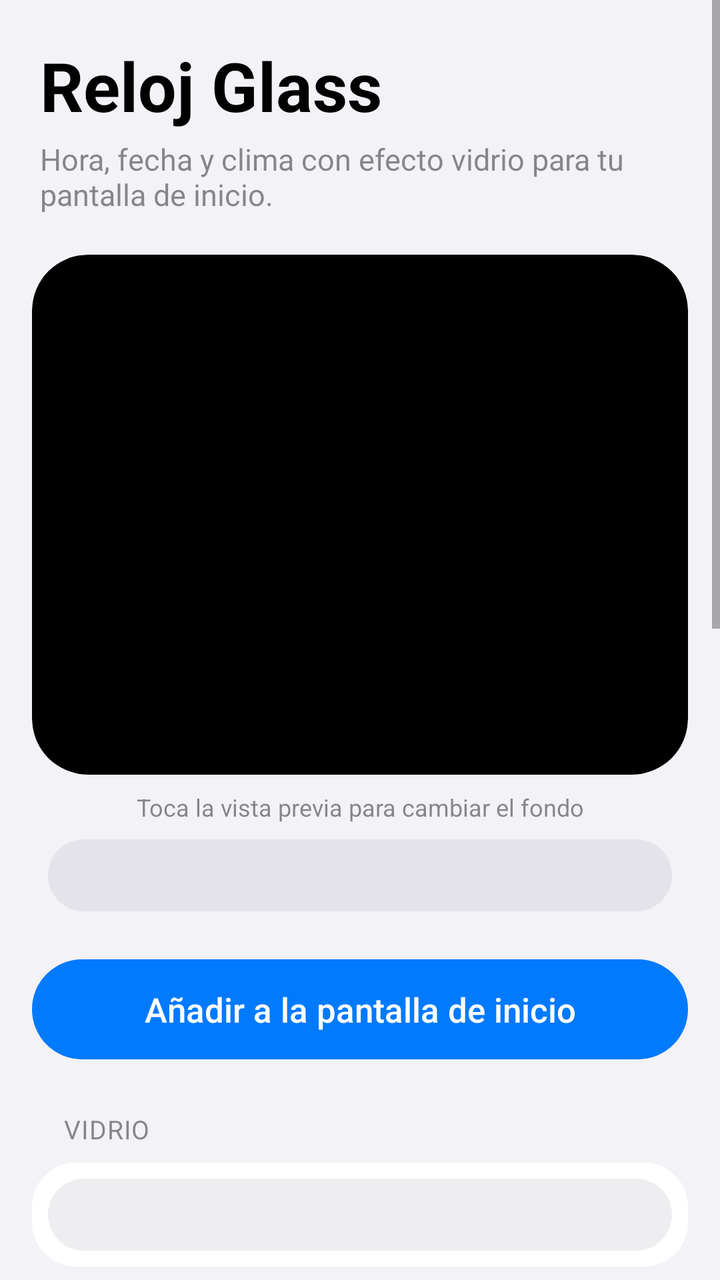
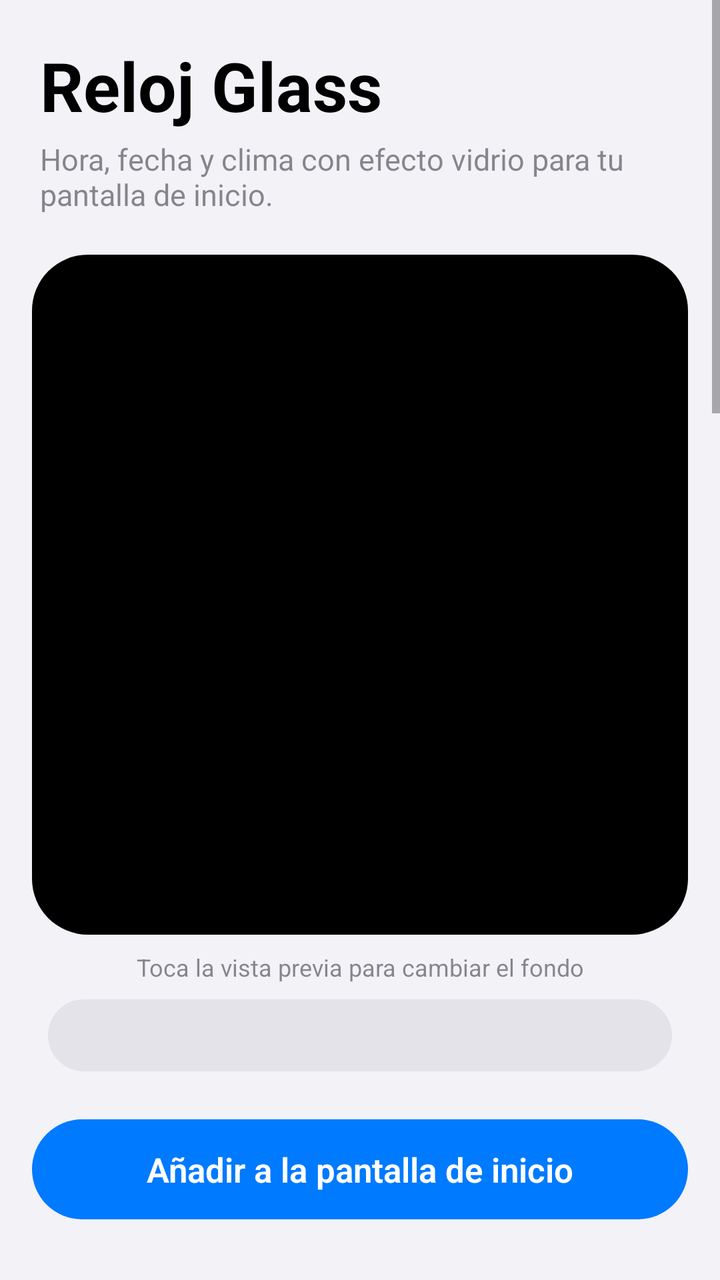

An Android layout rendered at two revisions. The XML below is the earlier revision; the diff shows what the commit changed to produce the second picture.
<!-- AndroidManifest.xml: application theme Theme.IOSDroid -->
<!-- res/layout/activity_main.xml -->
<?xml version="1.0" encoding="utf-8"?>
<ScrollView xmlns:android="http://schemas.android.com/apk/res/android"
    android:id="@+id/scroll"
    android:layout_width="match_parent"
    android:layout_height="match_parent"
    android:background="@color/ios_bg"
    android:clipToPadding="false"
    android:fillViewport="true">

    <LinearLayout
        android:id="@+id/content"
        android:layout_width="match_parent"
        android:layout_height="wrap_content"
        android:orientation="vertical"
        android:paddingStart="16dp"
        android:paddingEnd="16dp"
        android:paddingBottom="32dp">

        <TextView
            android:layout_width="match_parent"
            android:layout_height="wrap_content"
            android:layout_marginTop="20dp"
            android:fontFamily="sans-serif"
            android:paddingStart="4dp"
            android:text="@string/title"
            android:textColor="@color/ios_label"
            android:textSize="34sp"
            android:textStyle="bold" />

        <TextView
            android:layout_width="match_parent"
            android:layout_height="wrap_content"
            android:layout_marginTop="4dp"
            android:paddingStart="4dp"
            android:text="@string/subtitle"
            android:textColor="@color/ios_secondary"
            android:textSize="15sp" />

        
        <FrameLayout
            android:id="@+id/preview_wall"
            android:layout_width="match_parent"
            android:layout_height="260dp"
            android:layout_marginTop="20dp"
            android:background="@drawable/preview_frame"
            android:clipToOutline="true">

            <FrameLayout
                android:id="@+id/preview_slot"
                android:layout_width="230dp"
                android:layout_height="196dp"
                android:layout_gravity="center" />

            <View
                android:id="@+id/preview_touch"
                android:layout_width="match_parent"
                android:layout_height="match_parent"
                android:background="?android:attr/selectableItemBackground"
                android:contentDescription="@string/preview_hint" />
        </FrameLayout>

        <TextView
            android:layout_width="match_parent"
            android:layout_height="wrap_content"
            android:layout_marginTop="8dp"
            android:gravity="center"
            android:text="@string/preview_hint"
            android:textColor="@color/ios_secondary"
            android:textSize="12sp" />

        <LinearLayout
            android:id="@+id/seg_size"
            style="@style/Segmented"
            android:layout_marginStart="0dp"
            android:layout_marginTop="12dp"
            android:layout_marginEnd="0dp" />

        <TextView
            android:id="@+id/pin"
            android:layout_width="match_parent"
            android:layout_height="50dp"
            android:layout_marginTop="16dp"
            android:background="@drawable/pill_button"
            android:fontFamily="sans-serif"
            android:gravity="center"
            android:text="@string/add_to_home"
            android:textFontWeight="500"
            android:textColor="#FFFFFFFF"
            android:textSize="17sp" />

        <TextView
            style="@style/SectionHeader"
            android:text="@string/section_glass" />

        <LinearLayout style="@style/Card">

            <LinearLayout
                android:id="@+id/seg_glass"
                style="@style/Segmented" />
        </LinearLayout>

        <TextView
            style="@style/SectionHeader"
            android:text="@string/section_text" />

        <LinearLayout style="@style/Card">

            <LinearLayout
                android:id="@+id/seg_text"
                style="@style/Segmented" />
        </LinearLayout>

        <TextView
            style="@style/SectionHeader"
            android:text="@string/section_location" />

        <LinearLayout style="@style/Card">

            <LinearLayout
                android:layout_width="match_parent"
                android:layout_height="wrap_content"
                android:gravity="center_vertical"
                android:minHeight="50dp"
                android:orientation="horizontal"
                android:paddingStart="16dp"
                android:paddingEnd="16dp">

                <TextView
                    android:layout_width="wrap_content"
                    android:layout_height="wrap_content"
                    android:text="@string/city"
                    android:textColor="@color/ios_label"
                    android:textSize="17sp" />

                <TextView
                    android:id="@+id/city_value"
                    android:layout_width="0dp"
                    android:layout_height="wrap_content"
                    android:layout_marginStart="12dp"
                    android:layout_weight="1"
                    android:ellipsize="end"
                    android:gravity="end"
                    android:singleLine="true"
                    android:text="@string/not_set"
                    android:textColor="@color/ios_secondary"
                    android:textSize="17sp" />
            </LinearLayout>

            <View style="@style/Separator" />

            <TextView
                android:id="@+id/use_location"
                style="@style/Row"
                android:text="@string/use_my_location"
                android:textColor="@color/ios_blue" />

            <View style="@style/Separator" />

            <EditText
                android:id="@+id/search"
                android:layout_width="match_parent"
                android:layout_height="50dp"
                android:background="@null"
                android:hint="@string/search_city_hint"
                android:imeOptions="actionSearch"
                android:importantForAutofill="no"
                android:inputType="textCapWords"
                android:paddingStart="16dp"
                android:paddingEnd="16dp"
                android:singleLine="true"
                android:textColor="@color/ios_label"
                android:textColorHint="@color/ios_secondary"
                android:textSize="17sp" />

            <LinearLayout
                android:id="@+id/results"
                android:layout_width="match_parent"
                android:layout_height="wrap_content"
                android:orientation="vertical" />

            <View style="@style/Separator" />

            <TextView
                android:id="@+id/refresh"
                style="@style/Row"
                android:text="@string/refresh_now"
                android:textColor="@color/ios_blue" />
        </LinearLayout>

        <TextView
            style="@style/SectionHeader"
            android:text="@string/section_units" />

        <LinearLayout style="@style/Card">

            <LinearLayout
                android:id="@+id/seg_unit"
                style="@style/Segmented" />
        </LinearLayout>

        <TextView
            android:id="@+id/status"
            android:layout_width="match_parent"
            android:layout_height="wrap_content"
            android:layout_marginTop="20dp"
            android:paddingStart="16dp"
            android:paddingEnd="16dp"
            android:text="@string/status_never"
            android:textColor="@color/ios_secondary"
            android:textSize="13sp" />

        <TextView
            android:layout_width="match_parent"
            android:layout_height="wrap_content"
            android:layout_marginTop="12dp"
            android:paddingStart="16dp"
            android:paddingEnd="16dp"
            android:text="@string/footer"
            android:textColor="@color/ios_secondary"
            android:textSize="13sp" />
    </LinearLayout>
</ScrollView>
<!-- resources referenced by this layout -->
<resources>
  <style name="Row">
          <item name="android:layout_width">match_parent</item>
          <item name="android:layout_height">wrap_content</item>
          <item name="android:minHeight">50dp</item>
          <item name="android:gravity">center_vertical</item>
          <item name="android:paddingStart">16dp</item>
          <item name="android:paddingEnd">16dp</item>
          <item name="android:textSize">17sp</item>
          <item name="android:textColor">@color/ios_label</item>
          <item name="android:background">?android:attr/selectableItemBackground</item>
      </style>
  <!-- unchanged entries left out for length: 31 -->
</resources>

<!-- the commit's change to res/layout/activity_main.xml (unified diff, before → after) -->
@@ -16,6 +16,7 @@
         android:paddingEnd="16dp"
         android:paddingBottom="32dp">
 
+        
         <TextView
             android:layout_width="match_parent"
             android:layout_height="wrap_content"
@@ -27,6 +28,7 @@
             android:textSize="34sp"
             android:textStyle="bold" />
 
+        
         <TextView
             android:layout_width="match_parent"
             android:layout_height="wrap_content"
@@ -40,22 +42,20 @@
         <FrameLayout
             android:id="@+id/preview_wall"
             android:layout_width="match_parent"
-            android:layout_height="260dp"
+            android:layout_height="340dp"
             android:layout_marginTop="20dp"
-            android:background="@drawable/preview_frame"
-            android:clipToOutline="true">
+            android:background="@drawable/preview_frame">
 
             <FrameLayout
                 android:id="@+id/preview_slot"
-                android:layout_width="230dp"
-                android:layout_height="196dp"
+                android:layout_width="222dp"
+                android:layout_height="273dp"
                 android:layout_gravity="center" />
 
             <View
                 android:id="@+id/preview_touch"
                 android:layout_width="match_parent"
                 android:layout_height="match_parent"
-                android:background="?android:attr/selectableItemBackground"
                 android:contentDescription="@string/preview_hint" />
         </FrameLayout>
 
@@ -84,8 +84,8 @@
             android:fontFamily="sans-serif"
             android:gravity="center"
             android:text="@string/add_to_home"
-            android:textFontWeight="500"
             android:textColor="#FFFFFFFF"
+            android:textFontWeight="600"
             android:textSize="17sp" />
 
         <TextView
@@ -109,6 +109,35 @@
                 android:id="@+id/seg_text"
                 style="@style/Segmented" />
         </LinearLayout>
+
+        <TextView
+            style="@style/SectionHeader"
+            android:text="@string/section_font" />
+
+        <LinearLayout style="@style/Card">
+
+            <HorizontalScrollView
+                android:id="@+id/font_scroll"
+                android:layout_width="match_parent"
+                android:layout_height="wrap_content"
+                android:clipToPadding="false"
+                android:paddingStart="12dp"
+                android:paddingTop="12dp"
+                android:paddingEnd="4dp"
+                android:paddingBottom="12dp"
+                android:scrollbars="none">
+
+                <LinearLayout
+                    android:id="@+id/fonts"
+                    android:layout_width="wrap_content"
+                    android:layout_height="wrap_content"
+                    android:orientation="horizontal" />
+            </HorizontalScrollView>
+        </LinearLayout>
+
+        <TextView
+            style="@style/Footnote"
+            android:text="@string/font_note" />
 
         <TextView
             style="@style/SectionHeader"
@@ -199,24 +228,76 @@
         </LinearLayout>
 
         <TextView
+            style="@style/SectionHeader"
+            android:text="@string/section_saver" />
+
+        <LinearLayout style="@style/Card">
+
+            <TextView
+                android:id="@+id/open_clock"
+                style="@style/Row.Disclosure"
+                android:text="@string/clock_mode" />
+
+            <View style="@style/Separator" />
+
+            <LinearLayout
+                android:id="@+id/seg_saver_bg"
+                style="@style/Segmented" />
+
+            <View style="@style/Separator" />
+
+            <LinearLayout
+                android:id="@+id/dim_row"
+                android:layout_width="match_parent"
+                android:layout_height="wrap_content"
+                android:background="@drawable/row_highlight"
+                android:gravity="center_vertical"
+                android:minHeight="50dp"
+                android:orientation="horizontal"
+                android:paddingStart="16dp"
+                android:paddingEnd="16dp">
+
+                <TextView
+                    android:layout_width="0dp"
+                    android:layout_height="wrap_content"
+                    android:layout_weight="1"
+                    android:text="@string/saver_dim"
+                    android:textColor="@color/ios_label"
+                    android:textSize="17sp" />
+
+                <Switch
+                    android:id="@+id/dim_switch"
+                    android:layout_width="wrap_content"
+                    android:layout_height="wrap_content"
+                    android:contentDescription="@string/saver_dim_hint"
+                    android:showText="false"
+                    android:switchMinWidth="51dp"
+                    android:thumb="@drawable/ios_switch_thumb"
+                    android:track="@drawable/ios_switch_track" />
+            </LinearLayout>
+
+            <View
+                android:id="@+id/dream_sep"
+                style="@style/Separator" />
+
+            <TextView
+                android:id="@+id/dream_settings"
+                style="@style/Row.Disclosure"
+                android:text="@string/dream_settings" />
+        </LinearLayout>
+
+        <TextView
+            style="@style/Footnote"
+            android:text="@string/saver_note" />
+
+        <TextView
             android:id="@+id/status"
-            android:layout_width="match_parent"
-            android:layout_height="wrap_content"
-            android:layout_marginTop="20dp"
-            android:paddingStart="16dp"
-            android:paddingEnd="16dp"
-            android:text="@string/status_never"
-            android:textColor="@color/ios_secondary"
-            android:textSize="13sp" />
-
-        <TextView
-            android:layout_width="match_parent"
-            android:layout_height="wrap_content"
-            android:layout_marginTop="12dp"
-            android:paddingStart="16dp"
-            android:paddingEnd="16dp"
-            android:text="@string/footer"
-            android:textColor="@color/ios_secondary"
-            android:textSize="13sp" />
+            style="@style/Footnote"
+            android:layout_marginTop="24dp"
+            android:text="@string/status_never" />
+
+        <TextView
+            style="@style/Footnote"
+            android:text="@string/footer" />
     </LinearLayout>
 </ScrollView>
<!-- resource entries referenced after the edit -->
@@ -1,5 +1,62 @@
 <!-- resources referenced by this layout -->
 <resources>
+  <!-- drawable ios_switch_thumb (drawable) -->
+  <?xml version="1.0" encoding="utf-8"?>
+  <layer-list xmlns:android="http://schemas.android.com/apk/res/android">
+      <item android:bottom="1dp" android:left="2dp" android:right="2dp" android:top="3dp">
+          <shape android:shape="oval">
+              <solid android:color="#26000000" />
+              <size android:width="27dp" android:height="27dp" />
+          </shape>
+      </item>
+      <item android:bottom="2dp" android:left="2dp" android:right="2dp" android:top="2dp">
+          <shape android:shape="oval">
+              <solid android:color="#FFFFFFFF" />
+              <size android:width="27dp" android:height="27dp" />
+          </shape>
+      </item>
+  </layer-list>
+  <!-- drawable ios_switch_track (drawable) -->
+  <?xml version="1.0" encoding="utf-8"?>
+  <selector xmlns:android="http://schemas.android.com/apk/res/android">
+      <item android:state_checked="true">
+          <shape android:shape="rectangle">
+              <solid android:color="@color/ios_green" />
+              <corners android:radius="16dp" />
+              <size android:width="51dp" android:height="31dp" />
+          </shape>
+      </item>
+      <item>
+          <shape android:shape="rectangle">
+              <solid android:color="@color/ios_switch_off" />
+              <corners android:radius="16dp" />
+              <size android:width="51dp" android:height="31dp" />
+          </shape>
+      </item>
+  </selector>
+  <!-- drawable row_highlight (drawable) -->
+  <?xml version="1.0" encoding="utf-8"?>
+  <selector xmlns:android="http://schemas.android.com/apk/res/android" android:exitFadeDuration="200">
+      <item android:state_pressed="true" android:drawable="@color/ios_row_pressed" />
+      <item android:drawable="@android:color/transparent" />
+  </selector>
+  <string name="clock_mode">Modo reloj</string>
+  <string name="dream_settings">Protector de pantalla del sistema</string>
+  <string name="font_note">Usa la fuente del sistema (OPPO Sans en tu teléfono) en distintos pesos, y otras fuentes del sistema. Android no permite fuentes propias dentro de los widgets.</string>
+  <string name="saver_dim">Brillo bajo</string>
+  <string name="saver_dim_hint">Atenúa la pantalla (ideal de noche)</string>
+  <string name="saver_note">El modo reloj deja la pantalla siempre encendida mientras está abierto (conviene con el cargador) y se sigue viendo aunque el teléfono se bloquee. Toca una vez y luego «Salir» para cerrarlo.\n\nEl protector de pantalla se activa solo mientras el teléfono carga. En ColorOS esa opción está oculta en Ajustes: el botón la abre directamente, y ahí eliges «Reloj Glass».\n\nPara cuidar la pantalla, el reloj se mueve un poco cada minuto.</string>
+  <string name="section_font">Fuente de la hora</string>
+  <string name="section_saver">Modo reloj y protector de pantalla</string>
+  <style name="Footnote">
+          <item name="android:layout_width">match_parent</item>
+          <item name="android:layout_height">wrap_content</item>
+          <item name="android:layout_marginTop">8dp</item>
+          <item name="android:paddingStart">16dp</item>
+          <item name="android:paddingEnd">16dp</item>
+          <item name="android:textColor">@color/ios_secondary</item>
+          <item name="android:textSize">13sp</item>
+      </style>
   <style name="Row">
           <item name="android:layout_width">match_parent</item>
           <item name="android:layout_height">wrap_content</item>
@@ -9,8 +66,30 @@
           <item name="android:paddingEnd">16dp</item>
           <item name="android:textSize">17sp</item>
           <item name="android:textColor">@color/ios_label</item>
-          <item name="android:background">?android:attr/selectableItemBackground</item>
+          <item name="android:background">@drawable/row_highlight</item>
       </style>
+  <style name="Row.Disclosure">
+          <item name="android:drawableEnd">@drawable/ic_chevron</item>
+          <item name="android:drawablePadding">8dp</item>
+      </style>
+  <color name="ios_green">#FF34C759</color>
+  <color name="ios_switch_off">#FFE9E9EA</color>
+  <color name="ios_row_pressed">#FFD1D1D6</color>
+  <!-- drawable ic_chevron (drawable) -->
+  <?xml version="1.0" encoding="utf-8"?>
+  <vector xmlns:android="http://schemas.android.com/apk/res/android"
+      android:width="8dp"
+      android:height="14dp"
+      android:viewportWidth="8"
+      android:viewportHeight="14">
+      <path
+          android:pathData="M1.5,1.5L6.5,7L1.5,12.5"
+          android:strokeWidth="2"
+          android:strokeColor="@color/ios_chevron"
+          android:strokeLineCap="round"
+          android:strokeLineJoin="round" />
+  </vector>
+  <color name="ios_chevron">#FFC4C4C7</color>
   <!-- unchanged entries left out for length: 31 -->
 </resources>
 
